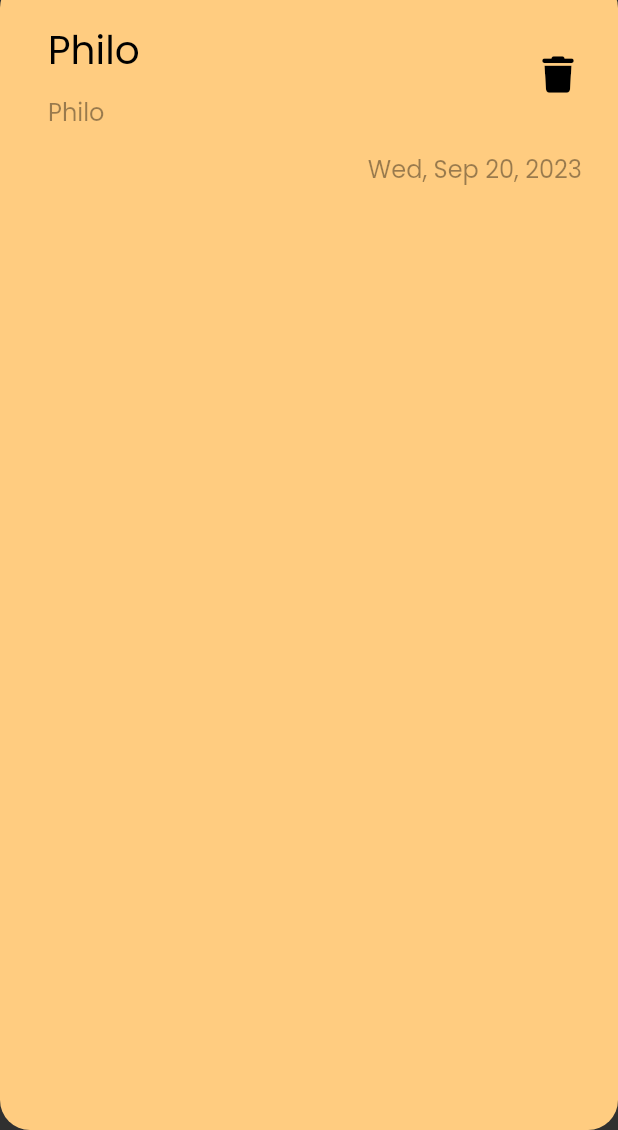
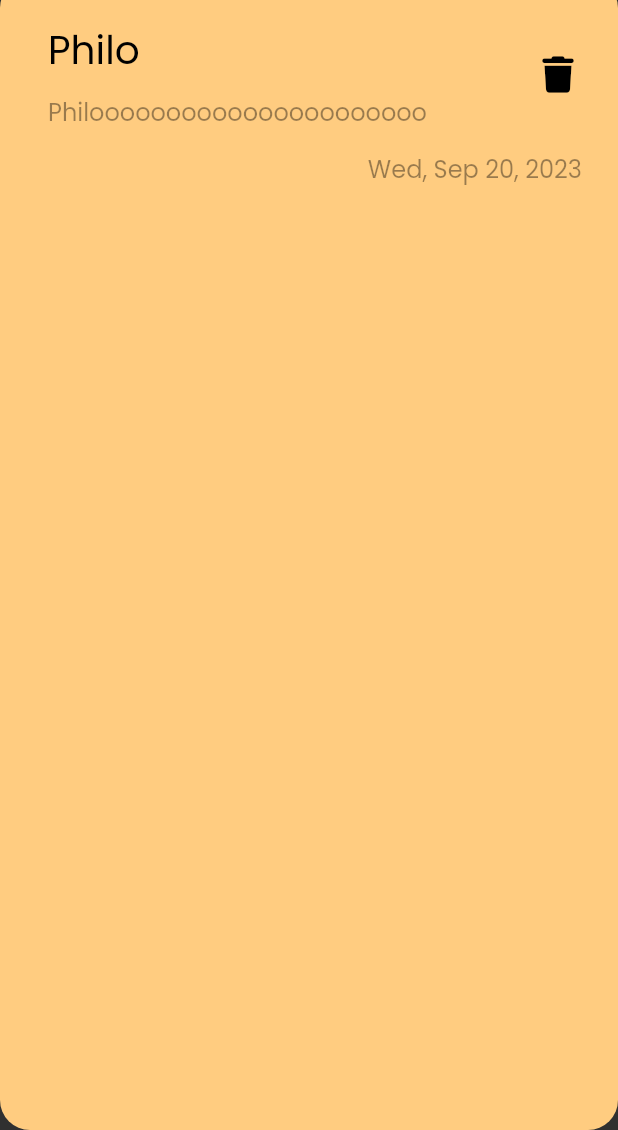
Before and after one commit to PhilopateerMoheb1/NotesApp, a Flutter app: the screen it shows after launch, on a phone screen of 412 x 824 dp, the part 106-1236 px from its top. Run offline on Flutter 3.47's test engine with Material 2 defaults, Android fonts, the phone set to English and light mode, and no system bars; our stand-ins replace font_awesome_flutter.

Commit message:
Feat:Make it general NotesViewWidgetBody

```diff
--- a/lib/Screens/NotesPage.dart
+++ b/lib/Screens/NotesPage.dart
@@ -27,7 +27,10 @@ class NotesPage extends StatelessWidget {
           ),
         ],
       ),
-      body: const NotesViewWidgetBody(),
+      body: const NotesViewWidgetBody(
+        title: 'Philo',
+        subtitle: "Philoooooooooooooooooooooo",
+      ),
     );
   }
 }
--- a/lib/Widgets/NotesViewWidgetBody.dart
+++ b/lib/Widgets/NotesViewWidgetBody.dart
@@ -5,7 +5,12 @@ import 'package:intl/intl.dart';
 class NotesViewWidgetBody extends StatelessWidget {
   const NotesViewWidgetBody({
     super.key,
+    required this.title,
+    this.subtitle,
   });
+
+  final String title;
+  final String? subtitle;
 
   @override
   Widget build(BuildContext context) {
@@ -26,9 +31,9 @@ class NotesViewWidgetBody extends StatelessWidget {
           crossAxisAlignment: CrossAxisAlignment.end,
           children: [
             ListTile(
-              title: const Text(
-                "Philo",
-                style: TextStyle(
+              title: Text(
+                title,
+                style: const TextStyle(
                   color: Colors.black,
                   fontSize: 26,
                 ),
@@ -39,7 +44,7 @@ class NotesViewWidgetBody extends StatelessWidget {
                   bottom: 10,
                 ),
                 child: Text(
-                  "Philo",
+                  subtitle ?? " ",
                   style: TextStyle(
                     fontSize: 16,
                     color: Colors.black.withOpacity(.4),
```
